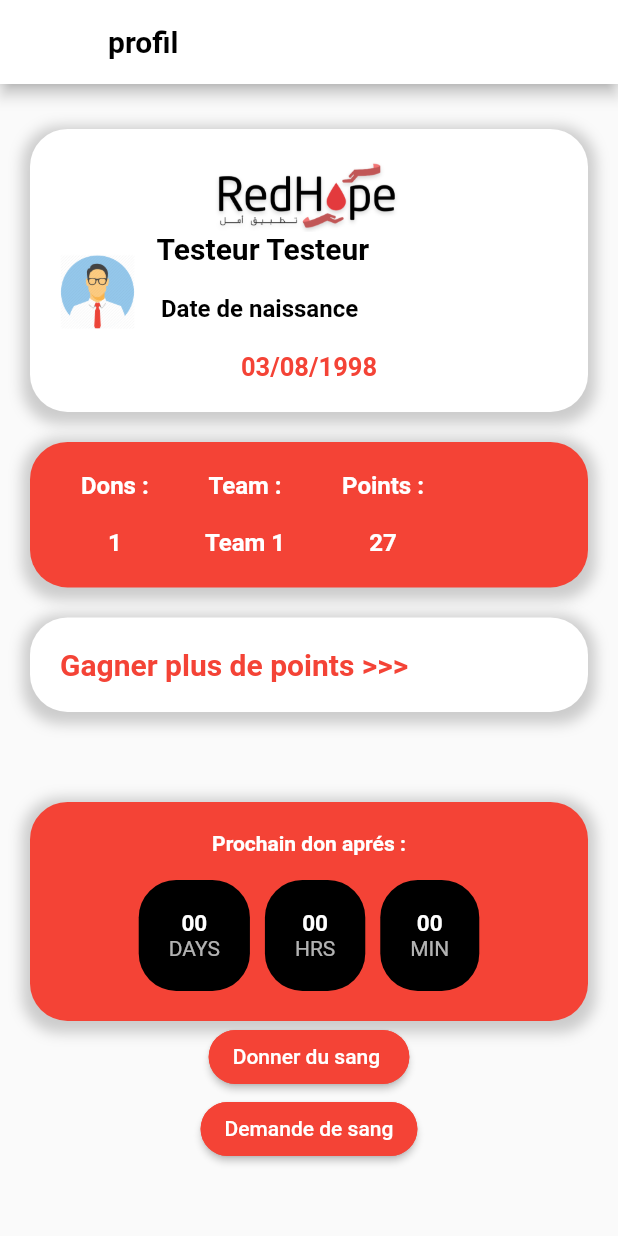
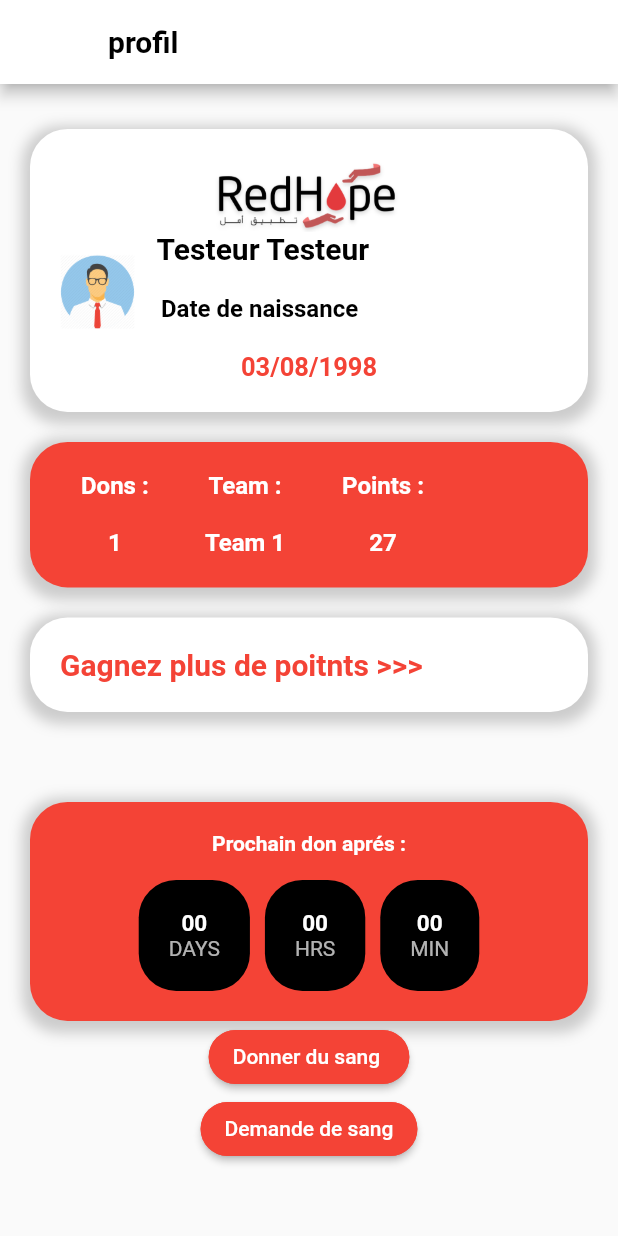
Before and after one commit to HAFDIAHMED/redhope_blood, a Flutter app: the Profile screen opened directly, on a phone screen of 412 x 824 dp. Run offline on Flutter 3.47's test engine with Material 2 defaults, Android fonts, the phone set to English and light mode, and no system bars; missing offline and left inert: sign_button.

Commit message:
new changes

```diff
--- a/lib/menu_pages/profile.dart
+++ b/lib/menu_pages/profile.dart
@@ -3,6 +3,8 @@ import 'package:flutter/material.dart';
 import '../presentation1.dart';
 import '../besoin.dart';
 import 'dart:async';
+import 'package:flutter/gestures.dart';
+import 'challenges.dart';
 
 class Profile extends StatefulWidget {
   @override
@@ -227,12 +229,21 @@ class _ProfileState extends State<Profile> {
               Row(
                 //mainAxisAlignment: MainAxisAlignment.center,
                 children: <Widget>[
-                  Text(
-                    "Gagner plus de points >>>",
-                    style: TextStyle(
-                        fontSize: 20,
-                        color: Colors.red,
-                        fontWeight: FontWeight.bold),
+                  RichText(
+                    textAlign: TextAlign.center,
+                    text: TextSpan(
+                      text: 'Gagnez plus de poitnts >>>',
+                      style: TextStyle(
+                          fontSize: 20,
+                          color: Colors.red,
+                          fontWeight: FontWeight.bold),
+                      recognizer: TapGestureRecognizer()
+                        ..onTap = () => Navigator.push(
+                              context,
+                              MaterialPageRoute(
+                                  builder: (context) => Challenge()),
+                            ),
+                    ),
                   ),
                 ],
               ),
```
